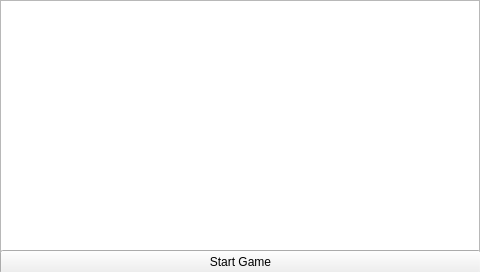
syedmohdqasim/ec535, file whackamole/whackAMole/widget.ui: the form before one commit.
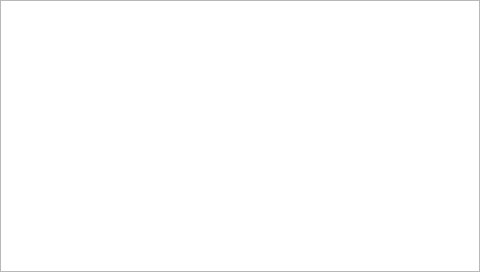
The form after the commit.

Commit message: got rid of button

Patch:
```diff
--- a/whackamole/whackAMole/widget.ui
+++ b/whackamole/whackAMole/widget.ui
@@ -35,19 +35,6 @@
     </size>
    </property>
   </widget>
-  <widget class="QPushButton" name="startButton">
-   <property name="geometry">
-    <rect>
-     <x>0</x>
-     <y>250</y>
-     <width>481</width>
-     <height>24</height>
-    </rect>
-   </property>
-   <property name="text">
-    <string>Start Game</string>
-   </property>
-  </widget>
  </widget>
  <resources/>
  <connections/>
```
The commit also changes 1 other file.
